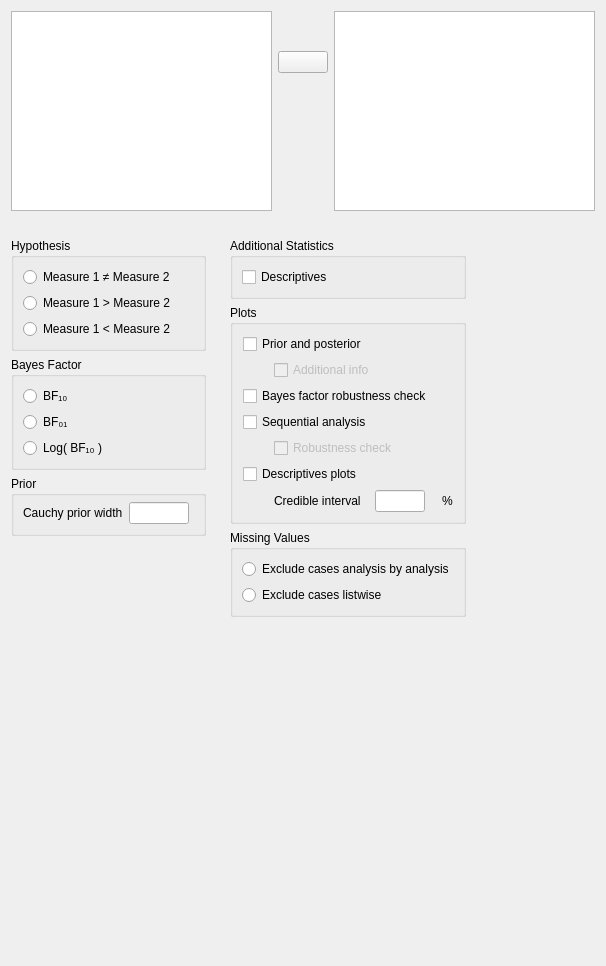
Before: the Qt Designer form JASP-Desktop/analysisforms/Bain/bainttestbayesianpairedsamplesform.ui in jasp-stats/jasp-desktop, drawn with Qt 5.
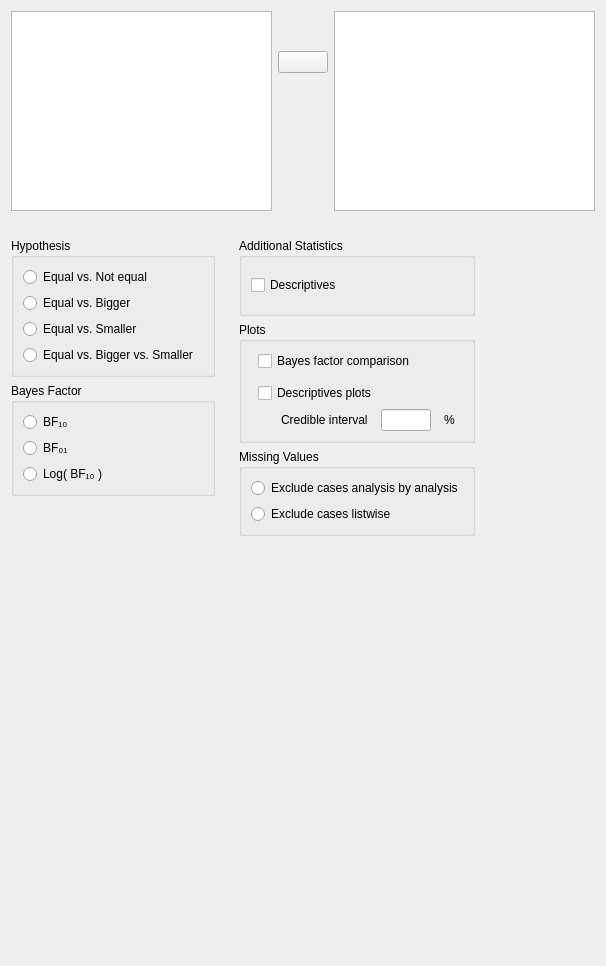
After: the same form once the commit is applied. Custom widgets are drawn as their Qt base class.

Commit message: Bain analyses added 1. Modified analysis-form layouts 2. Fixed graphics device issue

What changed in the file:
```diff
--- a/JASP-Desktop/analysisforms/Bain/bainttestbayesianpairedsamplesform.ui
+++ b/JASP-Desktop/analysisforms/Bain/bainttestbayesianpairedsamplesform.ui
@@ -181,65 +181,18 @@
          <property name="rightMargin">
           <number>0</number>
          </property>
-         <item row="2" column="0">
-          <widget class="GroupBox" name="groupBox">
-           <property name="title">
-            <string>Prior</string>
-           </property>
-           <layout class="QGridLayout" name="gridLayout_11">
-            <property name="topMargin">
-             <number>6</number>
-            </property>
-            <item row="0" column="2">
-             <spacer name="horizontalSpacer_2">
+         <item row="5" column="0">
+          <spacer name="verticalSpacer">
               <property name="orientation">
-               <enum>Qt::Horizontal</enum>
+            <enum>Qt::Vertical</enum>
               </property>
               <property name="sizeHint" stdset="0">
                <size>
-                <width>5</width>
-                <height>20</height>
+             <width>20</width>
+             <height>40</height>
                </size>
               </property>
              </spacer>
-            </item>
-            <item row="0" column="0">
-             <widget class="QLabel" name="label">
-              <property name="sizePolicy">
-               <sizepolicy hsizetype="Fixed" vsizetype="Fixed">
-                <horstretch>0</horstretch>
-                <verstretch>0</verstretch>
-               </sizepolicy>
-              </property>
-              <property name="text">
-               <string>Cauchy prior width</string>
-              </property>
-             </widget>
-            </item>
-            <item row="0" column="1">
-             <widget class="BoundTextBox" name="priorWidth">
-              <property name="sizePolicy">
-               <sizepolicy hsizetype="Fixed" vsizetype="Preferred">
-                <horstretch>0</horstretch>
-                <verstretch>0</verstretch>
-               </sizepolicy>
-              </property>
-              <property name="minimumSize">
-               <size>
-                <width>60</width>
-                <height>0</height>
-               </size>
-              </property>
-              <property name="maximumSize">
-               <size>
-                <width>60</width>
-                <height>16777215</height>
-               </size>
-              </property>
-             </widget>
-            </item>
-           </layout>
-          </widget>
          </item>
          <item row="0" column="0">
           <widget class="BoundGroupBox" name="hypothesis">
@@ -259,7 +212,7 @@
                </sizepolicy>
               </property>
               <property name="text">
-               <string>Measure 1 ≠ Measure 2</string>
+               <string>Equal vs. Not equal</string>
               </property>
              </widget>
             </item>
@@ -272,7 +225,7 @@
                </sizepolicy>
               </property>
               <property name="text">
-               <string>Measure 1 &lt; Measure 2</string>
+               <string>Equal vs. Smaller</string>
               </property>
              </widget>
             </item>
@@ -285,7 +238,7 @@
                </sizepolicy>
               </property>
               <property name="text">
-               <string>Measure 1 &gt; Measure 2</string>
+               <string>Equal vs. Bigger</string>
               </property>
              </widget>
             </item>
@@ -302,21 +255,15 @@
               </property>
              </spacer>
             </item>
-           </layout>
-          </widget>
-         </item>
-         <item row="6" column="0">
-          <spacer name="verticalSpacer">
-           <property name="orientation">
-            <enum>Qt::Vertical</enum>
-           </property>
-           <property name="sizeHint" stdset="0">
-            <size>
-             <width>20</width>
-             <height>40</height>
-            </size>
-           </property>
-          </spacer>
+            <item row="3" column="0">
+             <widget class="QRadioButton" name="allTypes">
+              <property name="text">
+               <string>Equal vs. Bigger vs. Smaller</string>
+              </property>
+             </widget>
+            </item>
+           </layout>
+          </widget>
          </item>
          <item row="1" column="0">
           <widget class="BoundGroupBox" name="bayesFactorType">
@@ -422,8 +369,8 @@
             <string>Plots</string>
            </property>
            <layout class="QGridLayout" name="gridLayout_4">
-            <item row="6" column="0">
-             <widget class="QLabel" name="label_4">
+            <item row="1" column="0">
+             <widget class="QWidget" name="widget" native="true">
               <property name="minimumSize">
                <size>
                 <width>10</width>
@@ -436,13 +383,10 @@
                 <height>16777215</height>
                </size>
               </property>
-              <property name="text">
-               <string/>
-              </property>
              </widget>
             </item>
-            <item row="3" column="0" colspan="3">
-             <widget class="BoundCheckBox" name="plotSequentialAnalysis">
+            <item row="0" column="0" colspan="3">
+             <widget class="BoundCheckBox" name="plotPriorAndPosterior">
               <property name="sizePolicy">
                <sizepolicy hsizetype="Fixed" vsizetype="Fixed">
                 <horstretch>0</horstretch>
@@ -450,24 +394,11 @@
                </sizepolicy>
               </property>
               <property name="text">
-               <string>Sequential analysis</string>
+               <string>Bayes factor comparison</string>
               </property>
              </widget>
             </item>
-            <item row="6" column="3">
-             <widget class="QLabel" name="label_3">
-              <property name="sizePolicy">
-               <sizepolicy hsizetype="Fixed" vsizetype="Fixed">
-                <horstretch>0</horstretch>
-                <verstretch>0</verstretch>
-               </sizepolicy>
-              </property>
-              <property name="text">
-               <string>%</string>
-              </property>
-             </widget>
-            </item>
-            <item row="6" column="1">
+            <item row="3" column="1">
              <widget class="QLabel" name="label_2">
               <property name="sizePolicy">
                <sizepolicy hsizetype="Fixed" vsizetype="Fixed">
@@ -480,7 +411,7 @@
               </property>
              </widget>
             </item>
-            <item row="6" column="2">
+            <item row="3" column="2">
              <widget class="BoundTextBox" name="descriptivesPlotsCredibleInterval">
               <property name="sizePolicy">
                <sizepolicy hsizetype="Fixed" vsizetype="Preferred">
@@ -502,7 +433,7 @@
               </property>
              </widget>
             </item>
-            <item row="5" column="0" colspan="3">
+            <item row="2" column="0" colspan="3">
              <widget class="BoundCheckBox" name="descriptivesPlots">
               <property name="sizePolicy">
                <sizepolicy hsizetype="Fixed" vsizetype="Fixed">
@@ -515,66 +446,8 @@
               </property>
              </widget>
             </item>
-            <item row="2" column="0" colspan="3">
-             <widget class="BoundCheckBox" name="plotBayesFactorRobustness">
-              <property name="sizePolicy">
-               <sizepolicy hsizetype="Fixed" vsizetype="Fixed">
-                <horstretch>0</horstretch>
-                <verstretch>0</verstretch>
-               </sizepolicy>
-              </property>
-              <property name="text">
-               <string>Bayes factor robustness check</string>
-              </property>
-             </widget>
-            </item>
-            <item row="4" column="1" colspan="3">
-             <widget class="BoundCheckBox" name="plotSequentialAnalysisRobustness">
-              <property name="enabled">
-               <bool>false</bool>
-              </property>
-              <property name="sizePolicy">
-               <sizepolicy hsizetype="Fixed" vsizetype="Fixed">
-                <horstretch>0</horstretch>
-                <verstretch>0</verstretch>
-               </sizepolicy>
-              </property>
-              <property name="text">
-               <string>Robustness check</string>
-              </property>
-             </widget>
-            </item>
-            <item row="1" column="1" colspan="3">
-             <widget class="BoundCheckBox" name="plotPriorAndPosteriorAdditionalInfo">
-              <property name="enabled">
-               <bool>false</bool>
-              </property>
-              <property name="sizePolicy">
-               <sizepolicy hsizetype="Fixed" vsizetype="Fixed">
-                <horstretch>0</horstretch>
-                <verstretch>0</verstretch>
-               </sizepolicy>
-              </property>
-              <property name="text">
-               <string>Additional info</string>
-              </property>
-             </widget>
-            </item>
-            <item row="0" column="0" colspan="3">
-             <widget class="BoundCheckBox" name="plotPriorAndPosterior">
-              <property name="sizePolicy">
-               <sizepolicy hsizetype="Fixed" vsizetype="Fixed">
-                <horstretch>0</horstretch>
-                <verstretch>0</verstretch>
-               </sizepolicy>
-              </property>
-              <property name="text">
-               <string>Prior and posterior</string>
-              </property>
-             </widget>
-            </item>
-            <item row="1" column="0">
-             <widget class="QWidget" name="widget" native="true">
+            <item row="3" column="0">
+             <widget class="QLabel" name="label_4">
               <property name="minimumSize">
                <size>
                 <width>10</width>
@@ -586,6 +459,22 @@
                 <width>10</width>
                 <height>16777215</height>
                </size>
+              </property>
+              <property name="text">
+               <string/>
+              </property>
+             </widget>
+            </item>
+            <item row="3" column="3">
+             <widget class="QLabel" name="label_3">
+              <property name="sizePolicy">
+               <sizepolicy hsizetype="Fixed" vsizetype="Fixed">
+                <horstretch>0</horstretch>
+                <verstretch>0</verstretch>
+               </sizepolicy>
+              </property>
+              <property name="text">
+               <string>%</string>
               </property>
              </widget>
             </item>
```
Left out of the diff: 35 changed lines with no effect on the pictures. Lines whose indentation alone changed are shown as unchanged. The commit also changes 13 other files.
